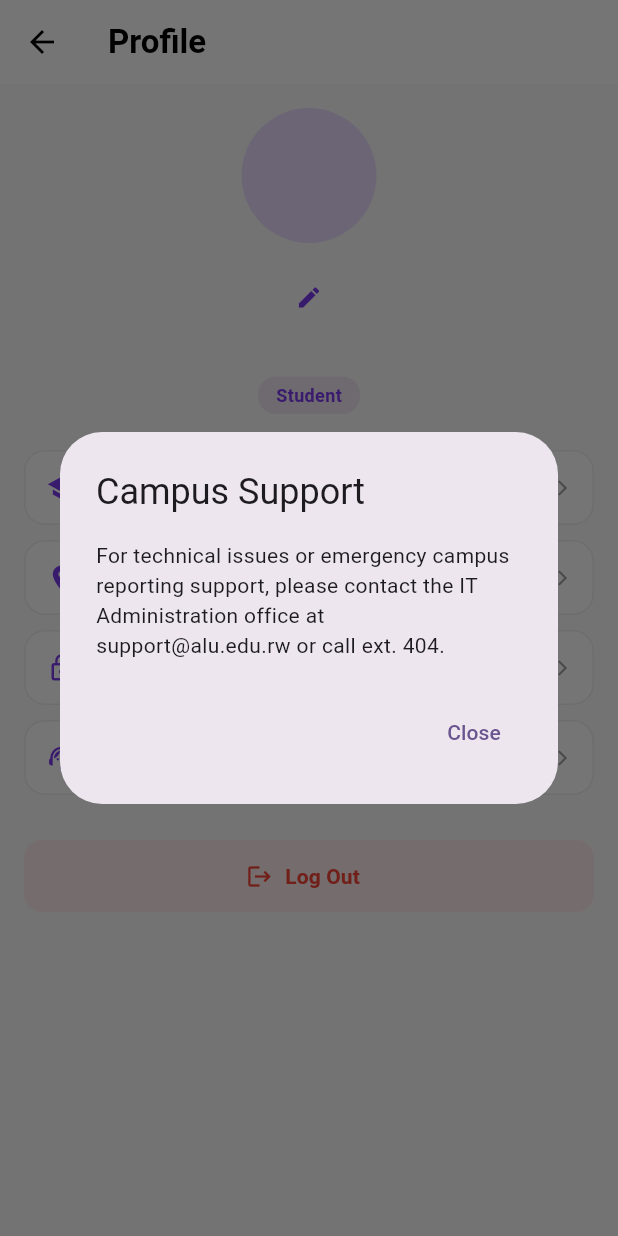
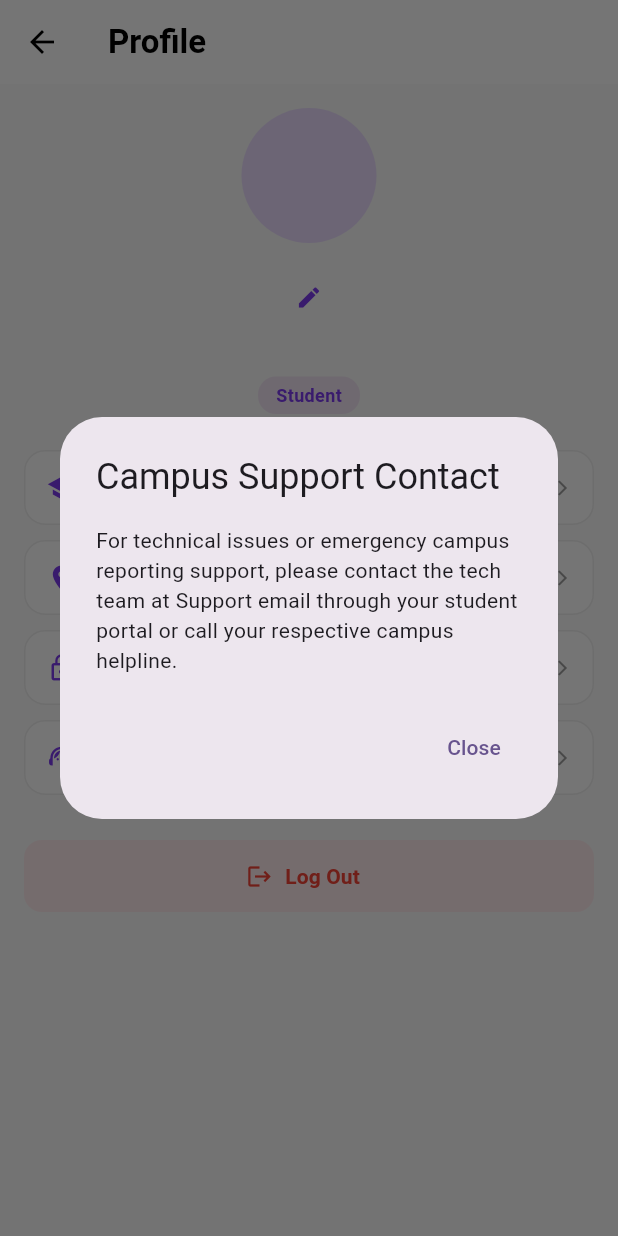
Before and after one commit to nIgihozo/CampusReportingApp, a Flutter app: the ProfileScreen screen opened directly, after a tap on "Help & Support", on a phone screen of 412 x 824 dp. Run offline on Flutter 3.47's test engine with Material 3 defaults, Android fonts, the phone set to English and light mode, and no system bars; our stand-ins replace cloud_firestore, firebase_auth, firebase_core, flutter_dotenv, flutter_image_compress, image_picker; accounts and stored records are empty; network calls fail.

Commit message:
Fixing on the role based  profile information

```diff
--- a/lib/screens/profile_screen.dart
+++ b/lib/screens/profile_screen.dart
@@ -1,5 +1,6 @@
 import 'package:flutter/material.dart';
 import 'package:firebase_auth/firebase_auth.dart';
+import 'package:cloud_firestore/cloud_firestore.dart';
 import 'login_screen.dart';
 
 class ProfileScreen extends StatefulWidget {
@@ -79,8 +80,8 @@ class _ProfileScreenState extends State<ProfileScreen> {
     showDialog(
       context: context,
       builder: (dialogContext) => AlertDialog(
-        title: const Text('Campus Support'),
-        content: const Text('For technical issues or emergency campus reporting support, please contact the IT Administration office at support@alu.edu.rw or call ext. 404.'),
+        title: const Text('Campus Support Contact'),
+        content: const Text('For technical issues or emergency campus reporting support, please contact the tech team at Support email through your student portal or call your respective campus helpline.'),
         actions: [
           TextButton(onPressed: () => Navigator.pop(dialogContext), child: const Text('Close')),
         ],
@@ -94,8 +95,8 @@ class _ProfileScreenState extends State<ProfileScreen> {
     String displayEmail = user?.email ?? 'student@alustudent.com';
 
     String roleBased = 'Student';
-    if(displayEmail.toLowerCase().endsWith('@alueducation.com')) {
-      roleBased= 'Staff';
+    if (displayEmail.toLowerCase().endsWith('@alueducation.com')) {
+      roleBased = 'Faculty';
     } else if (displayEmail.toLowerCase().endsWith('@alustudent.com')) {
       roleBased = 'Student';
     }
@@ -108,7 +109,17 @@ class _ProfileScreenState extends State<ProfileScreen> {
         foregroundColor: Colors.black,
         elevation: 0,
       ),
-      body: SingleChildScrollView(
+      body: FutureBuilder<DocumentSnapshot>(
+        future: FirebaseFirestore.instance.collection('users').doc(user?.uid).get(),
+        builder: (context, snapshot) {
+          String extraDetailValue = roleBased == 'Faculty' ? 'Department Name' : 'Student ID';
+
+          if (snapshot.hasData && snapshot.data!.exists) {
+            var userData = snapshot.data!.data() as Map<String, dynamic>;
+            extraDetailValue = userData['extraDetail'] ?? extraDetailValue;
+          }
+
+          return SingleChildScrollView(
             padding: const EdgeInsets.all(16.0),
             child: Column(
               children: [
@@ -137,8 +148,8 @@ class _ProfileScreenState extends State<ProfileScreen> {
                 ),
                 const SizedBox(height: 24),
 
-            // Settings & Interactive Options
-            _buildActionTile(Icons.school, 'Department', 'BSE', onTap: () {}),
+                // Settings & Interactive Options (Dynamically showing Firestore Data)
+                _buildActionTile(Icons.school, roleBased == 'Faculty' ? 'Department' : 'Student ID', extraDetailValue, onTap: () {}),
                 _buildActionTile(Icons.location_on, 'Campus Location', 'Kigali, Rwanda', onTap: () {}),
                 _buildActionTile(Icons.lock_outline, 'Change Password', 'Update via email', onTap: _changePassword),
                 _buildActionTile(Icons.support_agent, 'Help & Support', 'Contact Support Team', onTap: _showSupportDialog),
@@ -169,6 +180,8 @@ class _ProfileScreenState extends State<ProfileScreen> {
                 ),
               ],
             ),
+          );
+        },
       ),
     );
   }
```
Lines whose indentation alone changed are shown as unchanged.
